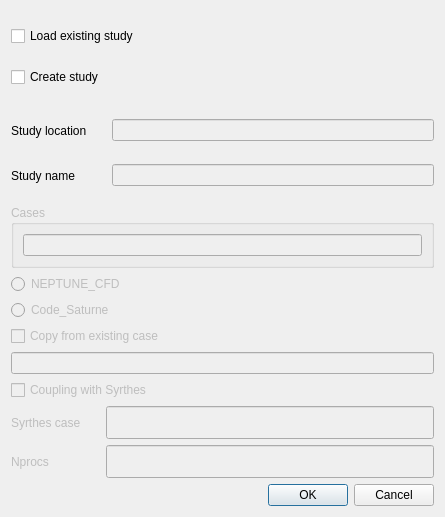
First picture: the form in cfd_study/src/CFDSTUDYGUI/SetTreeLocationDialog.ui, repository code-saturne/salome_cfd_extensions, before the edit.
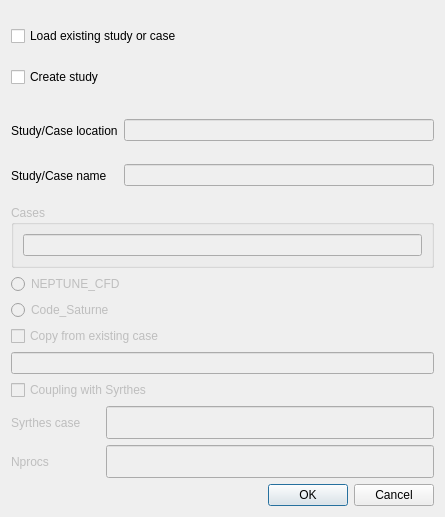
Second picture: the form after the edit.

Commit message: CFDSTUDY: Allow Load Case with the same Load Study button.

```diff
--- a/cfd_study/src/CFDSTUDYGUI/SetTreeLocationDialog.ui
+++ b/cfd_study/src/CFDSTUDYGUI/SetTreeLocationDialog.ui
@@ -41,7 +41,7 @@
          <bool>true</bool>
         </property>
         <property name="text">
-         <string>Load existing study</string>
+         <string>Load existing study or case</string>
         </property>
         <property name="checkable">
          <bool>true</bool>
@@ -94,7 +94,7 @@
          </size>
         </property>
         <property name="text">
-         <string>Study location</string>
+         <string>Study/Case location</string>
         </property>
         <property name="wordWrap">
          <bool>false</bool>
@@ -120,7 +120,7 @@
          </size>
         </property>
         <property name="text">
-         <string>Study name</string>
+         <string>Study/Case name</string>
         </property>
         <property name="wordWrap">
          <bool>false</bool>
```
Left out of the diff: 2 changed lines with no effect on the pictures. The commit also changes 6 other files.
